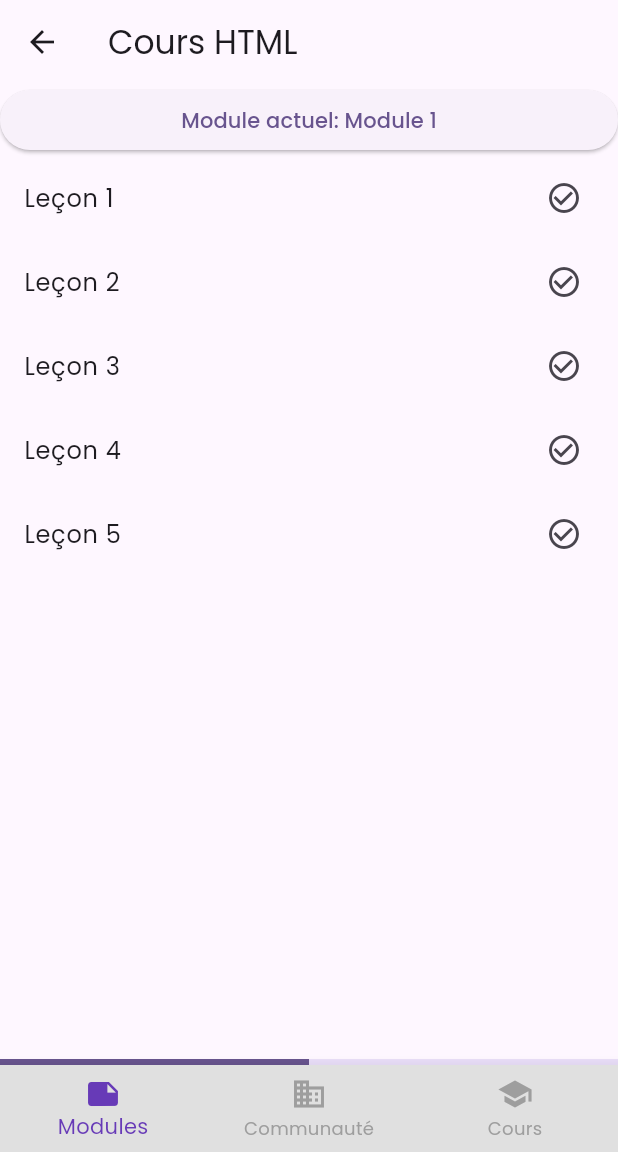
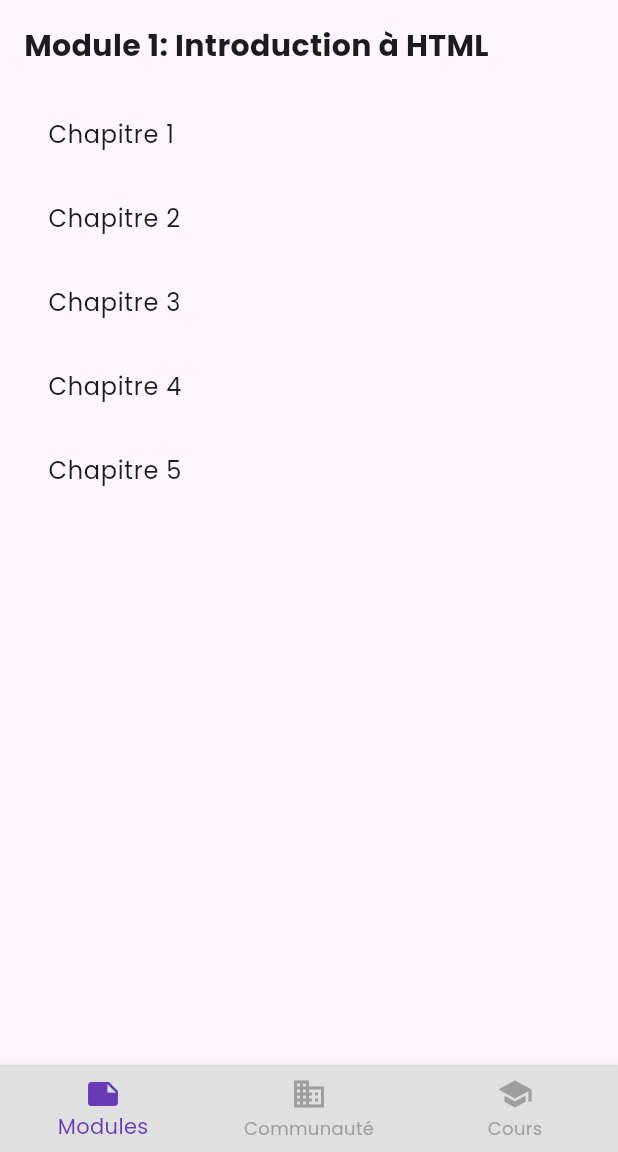
Before and after one commit to Godisouleymane/Nerd-app, a Flutter app: the HTMLView screen opened by its route, on a phone screen of 412 x 824 dp, the part 84-1236 px from its top. Run offline on Flutter 3.47's test engine with Material 3 defaults, Android fonts, the phone set to English and light mode, and no system bars; our stand-ins replace cloud_firestore, firebase_auth, firebase_core, flutter_svg, google_fonts, google_sign_in and 1 more; missing offline and left inert: dev_icons; accounts and stored records are empty.

```diff
--- a/lib/main.dart
+++ b/lib/main.dart
@@ -1,3 +1,4 @@
+import 'package:code_crafters/Cours_data/Les_Cours.dart';
 import 'package:code_crafters/firebase_options.dart';
 import 'package:code_crafters/provider/cours_model.dart';
 import 'package:code_crafters/views/parcours/html/html.dart';
@@ -13,6 +14,7 @@ void main() async {
   await Firebase.initializeApp(
     options: DefaultFirebaseOptions.currentPlatform,
   );
+  addCourseToFireStore();
   runApp(
     MultiProvider(
       providers: [
--- a/lib/views/parcours/html/html.dart
+++ b/lib/views/parcours/html/html.dart
@@ -1,3 +1,4 @@
+
 
 import 'package:code_crafters/views/parcours/html/screenHTML.dart';
 import 'package:code_crafters/views/parcours/shared-ui/bottomNaviagtionBar.dart';
@@ -19,7 +20,7 @@ class _HTMLViewState extends State<HTMLView> {
   int _currentIndex = 0;
 
   final List<Widget> _screens = [
-    HTMLCoursePage(),
+    HtmlCoursePage(),
     const Communaute(),
     const Cours(),
 
--- a/lib/views/parcours/html/screenHTML.dart
+++ b/lib/views/parcours/html/screenHTML.dart
@@ -1,45 +1,54 @@
 import 'package:flutter/material.dart';
 
-class HTMLCoursePage extends StatelessWidget {
+class HtmlCoursePage extends StatefulWidget {
+  @override
+  _HtmlCoursePageState createState() => _HtmlCoursePageState();
+}
+
+class _HtmlCoursePageState extends State<HtmlCoursePage> {
+  @override
+   void initState() {
+    super.initState();
+  }
+
   @override
   Widget build(BuildContext context) {
     return Scaffold(
-      appBar: AppBar(
-        title: Text('Cours HTML'),
-      ),
-      body: Column(
-        crossAxisAlignment: CrossAxisAlignment.stretch,
-        children: [
-          // Module Selector Button
-          ElevatedButton(
-            onPressed: () {
-              // Show bottom sheet with module selector
-              _showModuleSelector(context);
-            },
-            child: Text('Module actuel: Module 1'),
-          ),
-          // Lesson List
-          Expanded(
-            child: ListView.builder(
-              itemCount: 5, // Replace with actual lesson count
+      body: Padding(
+        padding: EdgeInsets.all(16.0),
+        child: Column(
+          crossAxisAlignment: CrossAxisAlignment.start,
+          children: [
+            // Afficher le titre du module actuel
+            Text(
+              'Module 1: Introduction à HTML', // À remplacer par le titre du module actuel
+              style: TextStyle(
+                fontSize: 20.0,
+                fontWeight: FontWeight.bold,
+              ),
+            ),
+            SizedBox(height: 16.0),
+            // Afficher les chapitres du module actuel
+            ListView.builder(
+              shrinkWrap: true,
+              itemCount: 5, // À remplacer par le nombre de chapitres du module actuel
               itemBuilder: (context, index) {
-                // Replace with lesson tile widget
                 return ListTile(
-                  title: Text('Leçon ${index + 1}'),
-                  trailing: Icon(
-                      Icons.check_circle_outline), // Mark lesson as completed
+                  title: Text('Chapitre ${index + 1}'), // À remplacer par le titre du chapitre
+                  onTap: () {
+                    // Ajouter la logique pour gérer le tap sur un chapitre
+                    // par exemple, ouvrir la leçon correspondante
+                  },
                 );
               },
             ),
-          ),
-          // Progress Indicator
-          LinearProgressIndicator(
-            value: 0.5, // Replace with actual progress value
-          ),
-        ],
+          ],
+        ),
       ),
     );
   }
+}
+
 
   void _showModuleSelector(BuildContext context) {
     // Bottom sheet content
@@ -65,10 +74,3 @@ class HTMLCoursePage extends StatelessWidget {
       builder: (context) => bottomSheetContent,
     );
   }
-}
-
-void main() {
-  runApp(MaterialApp(
-    home: HTMLCoursePage(),
-  ));
-}
```
